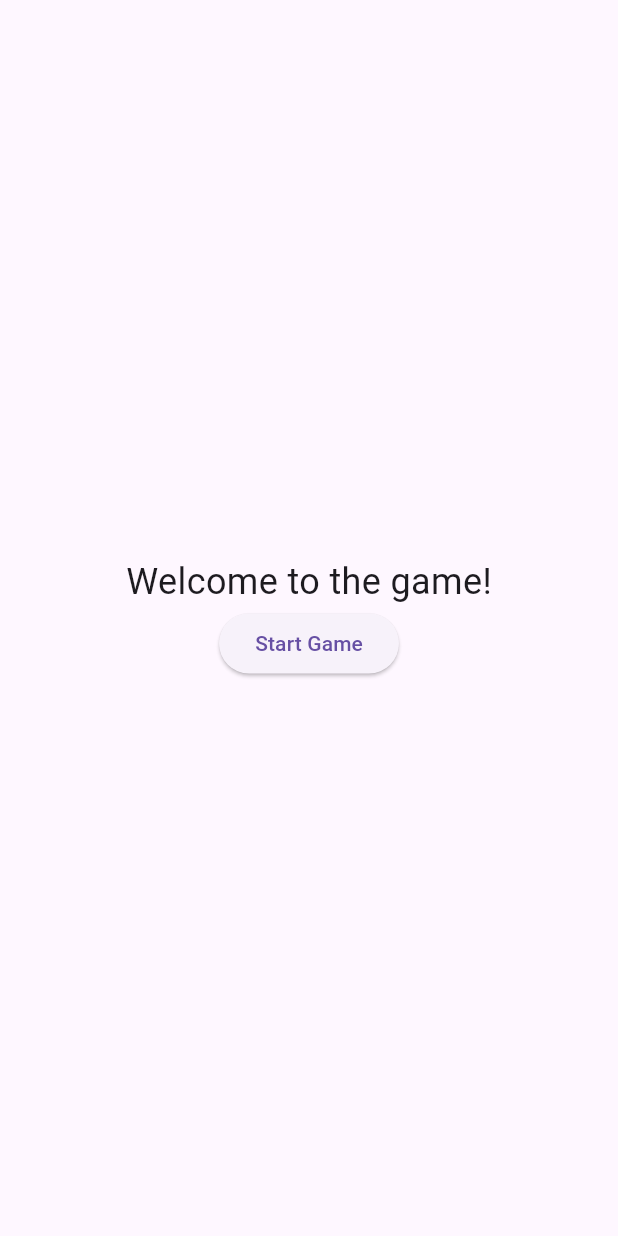
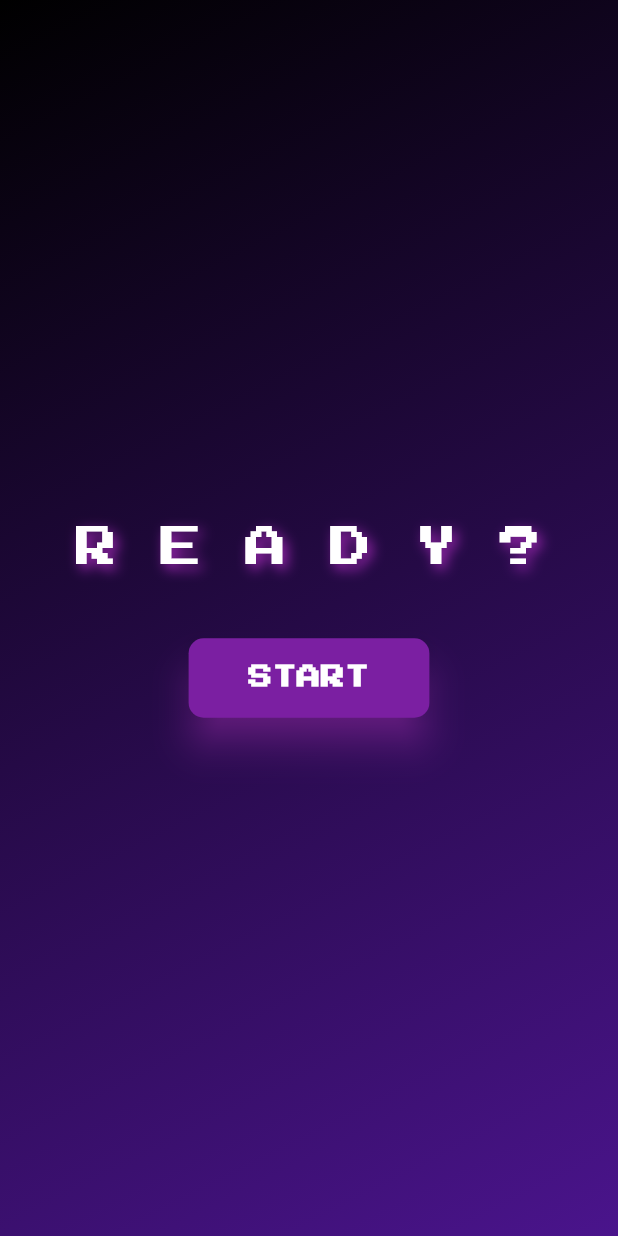
Before and after one commit to gianlucaromeo/first_flame_game, a Flutter app: the screen it shows after launch, on a phone screen of 412 x 824 dp. Run offline on Flutter 3.47's test engine with Material 3 defaults, Android fonts, the phone set to English and light mode, and no system bars; our stand-ins replace get, google_fonts; missing offline and left inert: flame, flame_forge2d.

```diff
--- a/lib/screens/welcome_screen.dart
+++ b/lib/screens/welcome_screen.dart
@@ -1,5 +1,6 @@
 import 'package:flutter/material.dart';
 import 'package:get/get.dart';
+import 'package:google_fonts/google_fonts.dart';
 
 import 'game_screen.dart';
 
@@ -9,23 +10,65 @@ class WelcomeScreen extends StatelessWidget {
   @override
   Widget build(BuildContext context) {
     return Scaffold(
-      body: Center(
+      body: Container(
+        decoration: BoxDecoration(
+          gradient: LinearGradient(
+            colors: [Colors.black, Colors.purple.shade900],
+            begin: Alignment.topLeft,
+            end: Alignment.bottomRight,
+          ),
+        ),
+        child: Center(
           child: Column(
             mainAxisAlignment: MainAxisAlignment.center,
             children: [
               Text(
-              'Welcome to the game!',
-              style: TextStyle(
-                fontSize: 24,
+                'R E A D Y ?',
+                style: GoogleFonts.pressStart2p(
+                  textStyle: TextStyle(
+                    fontSize: 28,
+                    color: Colors.white,
+                    shadows: [
+                      Shadow(
+                        blurRadius: 10.0,
+                        color: Colors.purple,
+                        offset: Offset(3.0, 3.0),
+                      ),
+                    ],
                   ),
                 ),
+                textAlign: TextAlign.center,
+              ),
+              const SizedBox(height: 40),
               ElevatedButton(
                 onPressed: () {
-                Get.to(() => GameScreen());
+                  Get.to(() => const GameScreen());
                 },
-              child: Text('Start Game'),
+                style: ElevatedButton.styleFrom(
+                  backgroundColor: Colors.purple.shade700,
+                  padding: const EdgeInsets.symmetric(
+                    horizontal: 40,
+                    vertical: 15,
+                  ),
+                  shape: RoundedRectangleBorder(
+                    borderRadius: BorderRadius.circular(10),
+                  ),
+                  elevation: 10,
+                  shadowColor: Colors.purpleAccent,
+                ),
+                child: Text(
+                  'START',
+                  style: GoogleFonts.pressStart2p(
+                    textStyle: TextStyle(
+                      fontSize: 16,
+                      color: Colors.white,
+                      fontWeight: FontWeight.bold,
+                    ),
+                  ),
+                ),
               ),
             ],
+          ),
         ),
       ),
     );
```
Also changed, not shown: lib/components/enemy.dart (+40 -2 lines), lib/components/my_game.dart (+6 -5 lines), lib/components/player.dart (+52 -1 lines), lib/components/score_card.dart (added, +26 -0 lines), lib/main.dart (+7 -0 lines), lib/screens/game_screen.dart (+6 -2 lines). Lines whose indentation alone changed are shown as unchanged.
